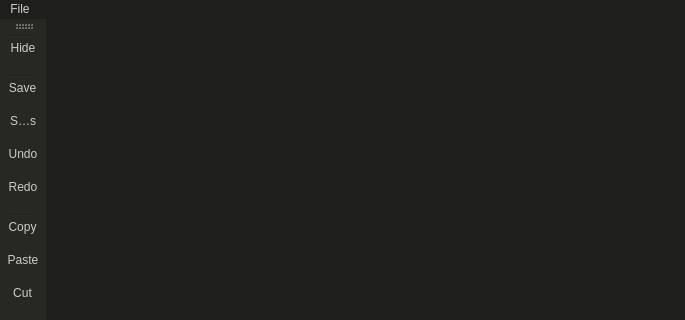
Qt form app/src/MainWindow.ui (i-minakov/utext) before a commit; both pictures show x 0 to 685 and y 0 to 320 of the 685 by 712 pixel window.
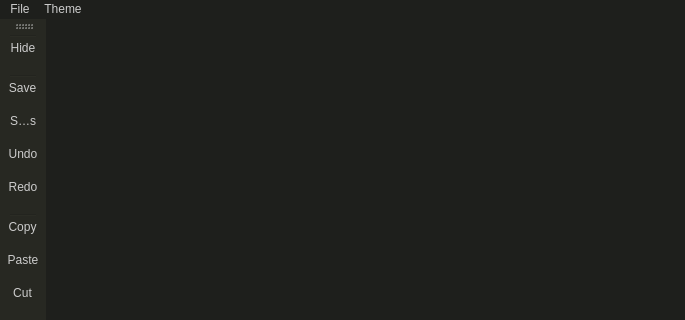
The same form after that commit. Icons and pictures are not drawn.

Diff of the .ui file:
```diff
--- a/app/src/MainWindow.ui
+++ b/app/src/MainWindow.ui
@@ -514,7 +514,16 @@
     <addaction name="actionAbout"/>
     <addaction name="actionQuit"/>
    </widget>
+   <widget class="QMenu" name="menuTheme">
+    <property name="title">
+     <string>Theme</string>
+    </property>
+    <addaction name="separator"/>
+    <addaction name="actionDark"/>
+    <addaction name="actionLight"/>
+   </widget>
    <addaction name="menuFile"/>
+   <addaction name="menuTheme"/>
   </widget>
   <widget class="QToolBar" name="mainToolBar">
    <property name="minimumSize">
```
Left out of the diff: 16 changed lines with no effect on the pictures.
